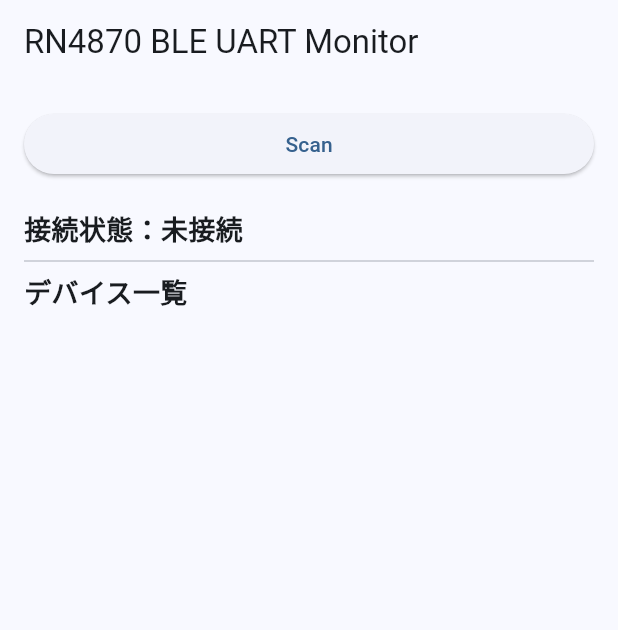
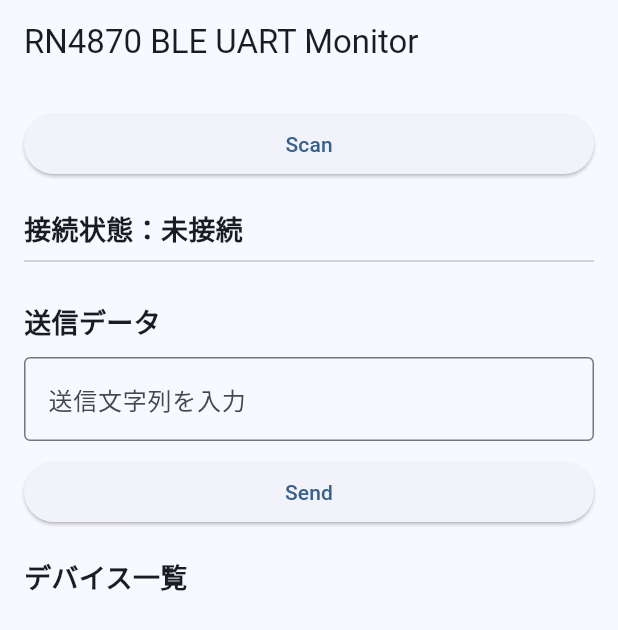
Before and after one commit to GandEPartners/rn4870_uart_v200, a Flutter app: the screen it shows after launch, on a phone screen of 412 x 824 dp. Shown: the top 630 px of the screen. Run offline on Flutter 3.47's test engine with Material 3 defaults, Android fonts, the phone set to English and light mode, and no system bars; our stand-ins replace flutter_blue_plus, permission_handler.

Commit message:
Ver2.30-01 Add Send UI

```diff
--- a/lib/screens/home_page.dart
+++ b/lib/screens/home_page.dart
@@ -26,6 +26,7 @@ class HomePage extends StatefulWidget {
 class _HomePageState extends State<HomePage> {
 
   final BleService ble = BleService();
+  final TextEditingController txController = TextEditingController();
 
   List<BleDeviceInfo> deviceList = [];
 
@@ -77,6 +78,43 @@ class _HomePageState extends State<HomePage> {
             ),
 
             const Divider(),
+
+            const SizedBox(height: 20),
+
+            const Text(
+              "送信データ",
+              style: TextStyle(
+                fontSize: 18,
+                fontWeight: FontWeight.bold,
+              ),
+            ),
+
+            const SizedBox(height: 10),
+
+            TextField(
+              controller: txController,
+              decoration: const InputDecoration(
+                border: OutlineInputBorder(),
+                hintText: "送信文字列を入力",
+              ),
+            ),
+
+            const SizedBox(height: 10),
+
+            ElevatedButton(
+              onPressed: () async {
+
+                if (txController.text.isEmpty) {
+                  return;
+                }
+
+                await ble.write(txController.text);
+
+              },
+              child: const Text("Send"),
+            ),
+
+            const SizedBox(height: 20),
 
             const Text(
               "デバイス一覧",
```
